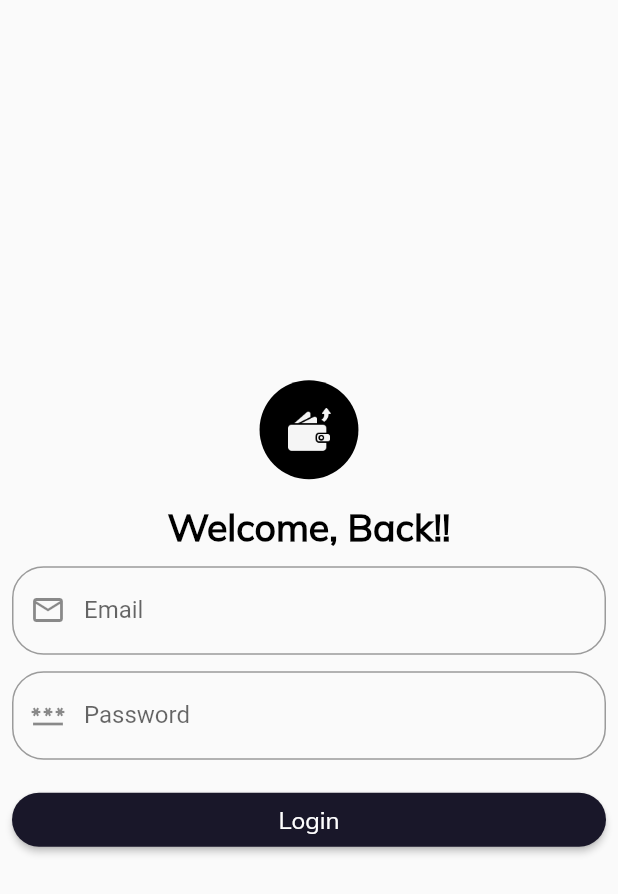
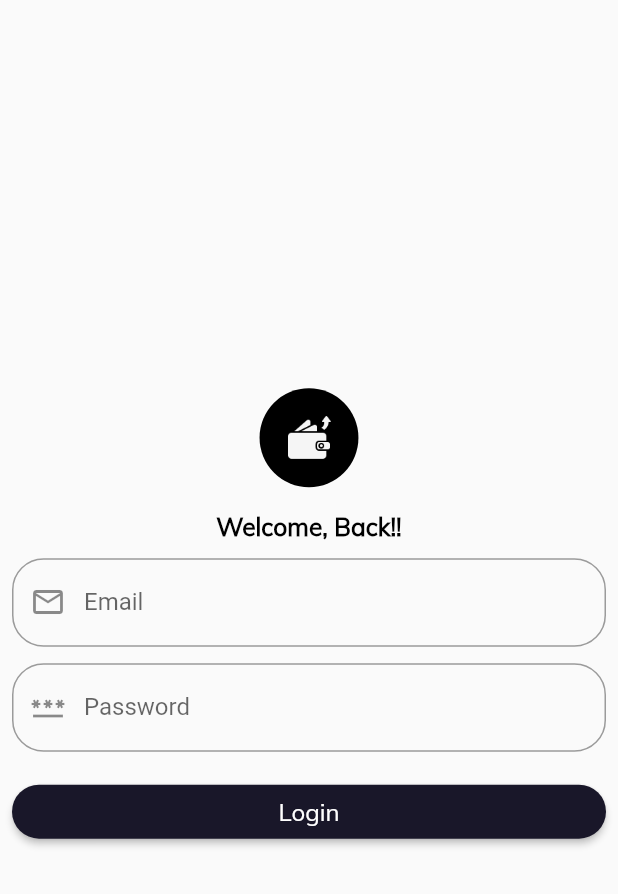
Before and after one commit to sadid369/expense_app_wscube, a Flutter app: the screen it shows after launch, after a tap on "Login", on a phone screen of 412 x 824 dp. Shown: the top 894 px of the screen. Run offline on Flutter 3.47's test engine with Material 2 defaults, Android fonts, the phone set to English and light mode, and no system bars.

Commit message:
updated 3rd class after

```diff
--- a/lib/screens/user_onboarding/login_page.dart
+++ b/lib/screens/user_onboarding/login_page.dart
@@ -18,20 +18,26 @@ class _LoginPageState extends State<LoginPage> {
     var mWidth = mediaQueryData.size.width;
     var mHeight = mediaQueryData.size.height;
     var mOrientaion = mediaQueryData.orientation;
+    print("MQWidth: $mWidth" + "MQHeight: $mHeight");
     return Scaffold(
       // backgroundColor: ColorConstants.greyColor,
       body: Padding(
         padding: EdgeInsets.all(8),
         child: mOrientaion == Orientation.portrait
-            ? portraitUI(mWidth)
-            : landScapeUI(mWidth),
+            ? portraitUI(mWidth, mHeight)
+            : landScapeUI(mWidth, mHeight),
       ),
     );
   }
 }
 
-Widget mainUI(double mWidth, bool isLandscape) {
-  return Column(
+Widget mainUI(
+  double mWidth,
+  double mHeight,
+) {
+  return mHeight < 334
+      ? SingleChildScrollView(
+          child: Column(
             mainAxisAlignment: MainAxisAlignment.center,
             children: [
               CircleAvatar(
@@ -75,18 +81,12 @@ Widget mainUI(double mWidth, bool isLandscape) {
                 title: 'Login',
               )
             ],
-  );
-}
-
-Widget portraitUI(double mWeight) {
-  return mainUI(mWeight, false);
-}
-
-Widget landScapeUI(double mWidth) {
-  return Row(
+          ),
+        )
+      : Column(
+          mainAxisAlignment: MainAxisAlignment.center,
           children: [
-      Expanded(
-        child: CircleAvatar(
+            CircleAvatar(
               backgroundColor: Colors.black,
               radius: mWidth * 0.08,
               child: Image.asset(
@@ -96,10 +96,70 @@ Widget landScapeUI(double mWidth) {
                 height: mWidth * 0.075,
               ),
             ),
+            hSpacer(mHeight: 16),
+            SizedBox(
+              width: mWidth * 0.3,
+              child: FittedBox(
+                fit: BoxFit.scaleDown,
+                child: Text(
+                  'Welcome, Back!!',
+                  style: mTextStyles25(
+                    mWeight: FontWeight.bold,
+                  ),
+                ),
+              ),
+            ),
+            hSpacer(),
+            TextField(
+              decoration: myDecoration(
+                mLabel: 'Email',
+                mHint: 'Enter Your Email',
+                mPrefixIcon: Icons.email_outlined,
+              ),
+            ),
+            hSpacer(),
+            TextField(
+              obscureText: true,
+              obscuringCharacter: "*",
+              decoration: myDecoration(
+                mLabel: 'Password',
+                mHint: 'Enter Your Password',
+                mPrefixIcon: Icons.password_outlined,
+              ),
+            ),
+            hSpacer(mHeight: 16),
+            AppRoundedButton(
+              onTap: () {},
+              title: 'Login',
+            )
+          ],
+        );
+}
+
+Widget portraitUI(double mWeight, double mHeight) {
+  return mainUI(mWeight, mHeight);
+}
+
+Widget landScapeUI(double mWidth, double mHeight) {
+  return Row(
+    children: [
+      Expanded(
+        child: CircleAvatar(
+          backgroundColor: Colors.black,
+          radius: mHeight * 0.08,
+          child: Image.asset(
+            ImagesConstants.appLogoIcon,
+            color: Colors.grey.shade100,
+            width: mHeight * 0.075,
+            height: mHeight * 0.075,
+          ),
+        ),
       ),
       Expanded(
         child: LayoutBuilder(builder: (context, constrain) {
-          return mainUI(constrain.maxWidth, true);
+          var mWidth = constrain.maxWidth;
+          print(mWidth);
+          return mainUI(constrain.maxWidth, constrain.maxHeight);
         }),
       ),
     ],
```
Lines whose indentation alone changed are shown as unchanged.
